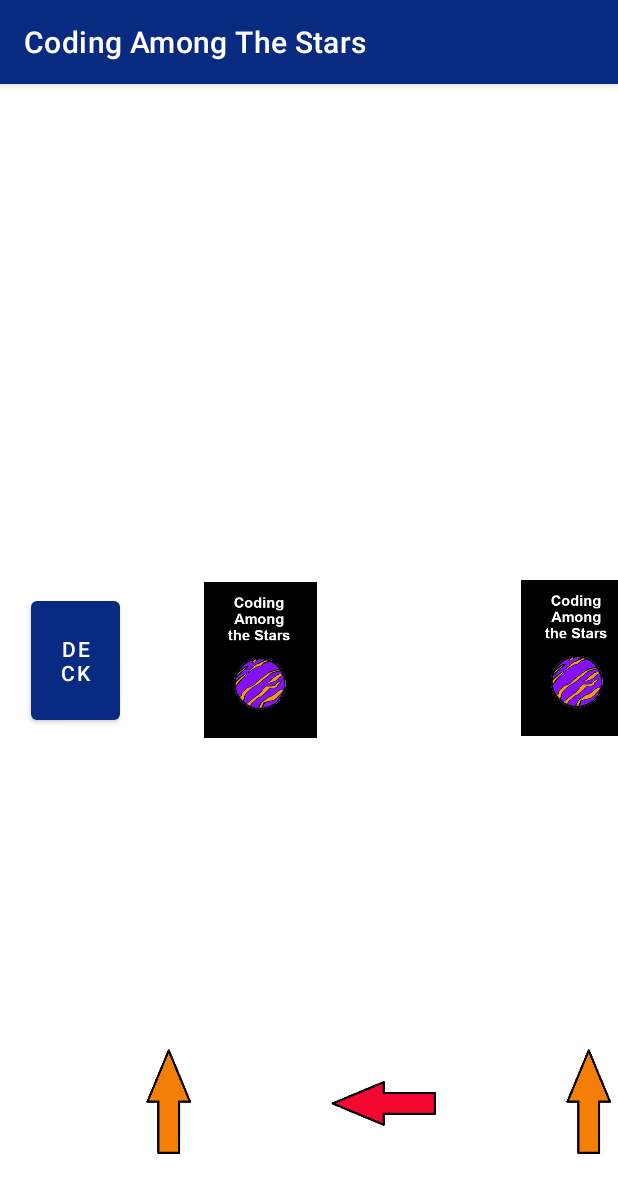
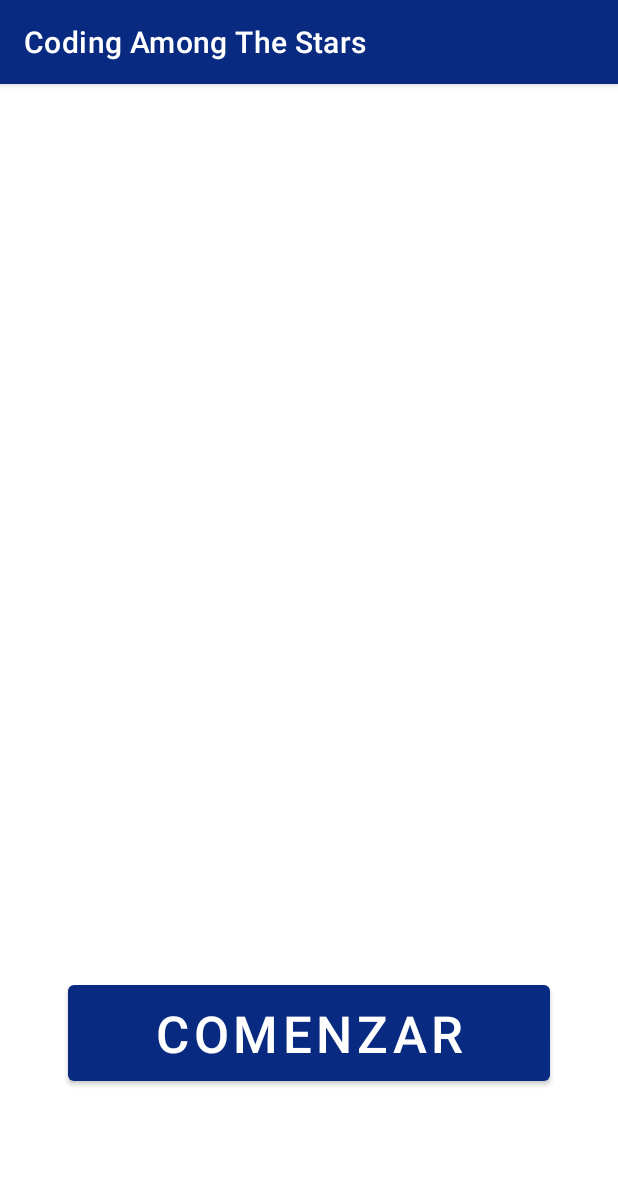
Before and after one commit to srodriguezal/CodingAmongTheStars, an Android app: the screen it shows after launch (MainActivity), on a phone screen of 412 x 824 dp. Shown: the top 1193 px of the screen. Run offline under Robolectric (Android 15) with nearby library versions, the phone set to English and light mode, and no system bars.

Commit message:
mainActivity y main_screen created

```diff
--- a/app/src/main/java/com/example/codingamongthestars/MainActivity.kt
+++ b/app/src/main/java/com/example/codingamongthestars/MainActivity.kt
@@ -1,70 +1,26 @@
 package com.example.codingamongthestars
 
-import androidx.appcompat.app.AppCompatActivity
+import android.content.Intent
 import android.os.Bundle
 import android.widget.Button
-import android.widget.ImageView
-import com.example.codingamongthestars.deck.Deck
+import androidx.appcompat.app.AppCompatActivity
+import com.example.codingamongthestars.game.GameActivity
+
 
 class MainActivity : AppCompatActivity() {
     override fun onCreate(savedInstanceState: Bundle?) {
         super.onCreate(savedInstanceState)
-        setContentView(R.layout.game_screen)
+        setContentView(R.layout.main_screen)
 
-        val deck = Deck()
-        val newCard1Image: ImageView = findViewById(R.id.imgViewNewCard1)
-        val newCard2Image: ImageView = findViewById(R.id.imgViewNewCard2)
-        val card1Image: ImageView = findViewById(R.id.imgViewCard1)
-        val card2Image: ImageView = findViewById(R.id.imgViewCard2)
-        val card3Image: ImageView = findViewById(R.id.imgViewCard3)
-        val card4Image: ImageView = findViewById(R.id.imgViewCard4)
+        val startButton: Button = findViewById(R.id.start_button)
 
-        setPlayerDeck(deck, card1Image, card2Image, card3Image, card4Image)
-
-        // Esto irá en la clase que llame a game_screen
-        val deckRollButton: Button = findViewById(R.id.deck_button)
-
-        deckRollButton.setOnClickListener {
-            drawCards(deck, newCard1Image, newCard2Image)
+        startButton.setOnClickListener {
+            startGame()
         }
-
-
     }
 
-    private fun setPlayerDeck(deck: Deck, card1: ImageView, card2: ImageView, card3: ImageView,
-                              card4: ImageView) {
-        dealCard(deck, card1)
-        dealCard(deck, card2)
-        dealCard(deck, card3)
-        dealCard(deck, card4)
-
-
+    private fun startGame() {
+        val inicioIntent = Intent(this, GameActivity::class.java)
+        startActivity(inicioIntent)
     }
-
-    private fun setImageCard(card: String, cardImage: ImageView){
-        when (card) {
-            "goForward" -> cardImage.setImageResource(R.drawable.card_go_forward)
-            "right" -> cardImage.setImageResource(R.drawable.card_right)
-            "left" -> cardImage.setImageResource(R.drawable.card_left)
-            "turnAround" -> cardImage.setImageResource(R.drawable.card_turn_around)
-            "None" -> cardImage.setImageResource(R.drawable.card_back)
-
-        }
-
-    }
-
-    private fun dealCard(deck: Deck, cardImage: ImageView) {
-        setImageCard(deck.dealCard(), cardImage)
-
-
-    }
-
-    private fun drawCards(deck: Deck, card1: ImageView, card2: ImageView,){
-        dealCard(deck, card1)
-        dealCard(deck, card2)
-
-    }
-
-
-
 }
--- /dev/null
+++ b/app/src/main/res/layout/main_screen.xml
@@ -0,0 +1,19 @@
+<?xml version="1.0" encoding="utf-8"?>
+<androidx.constraintlayout.widget.ConstraintLayout xmlns:android="http://schemas.android.com/apk/res/android"
+    xmlns:app="http://schemas.android.com/apk/res-auto"
+    xmlns:tools="http://schemas.android.com/tools"
+    android:layout_width="match_parent"
+    android:layout_height="match_parent">
+
+    <Button
+        android:id="@+id/start_button"
+        android:layout_width="321dp"
+        android:layout_height="76dp"
+        android:text="@string/comenzar"
+        android:textSize="34sp"
+        app:layout_constraintBottom_toBottomOf="parent"
+        app:layout_constraintEnd_toEndOf="parent"
+        app:layout_constraintStart_toStartOf="parent"
+        app:layout_constraintTop_toTopOf="parent"
+        app:layout_constraintVertical_bias="0.859" />
+</androidx.constraintlayout.widget.ConstraintLayout>
--- a/app/src/main/res/values/strings.xml
+++ b/app/src/main/res/values/strings.xml
@@ -2,4 +2,5 @@
     <string name="app_name">Coding Among The Stars</string>
     <string name="deck">Deck</string>
     <string name="card">card</string>
+    <string name="comenzar">COMENZAR</string>
 </resources>
```
Also changed, not shown: app/src/main/AndroidManifest.xml (+9 -0 lines), app/src/main/java/com/example/codingamongthestars/game/GameActivity.kt (added, +72 -0 lines).
